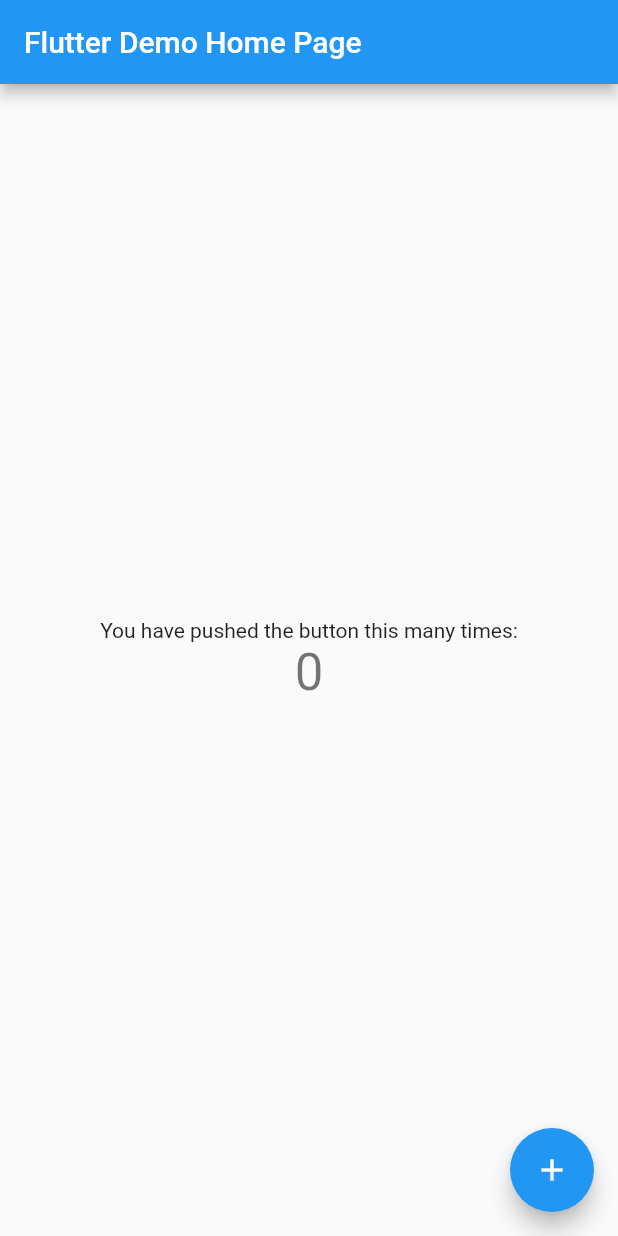
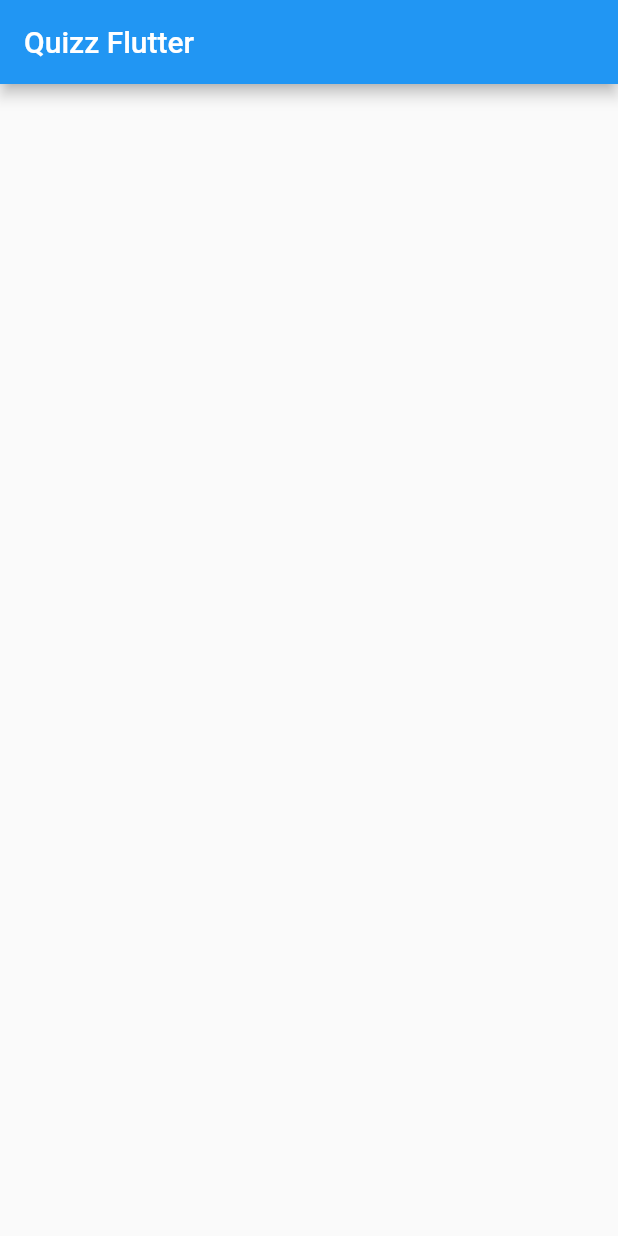
Before and after one commit to Lebeil/QuizzFlut, a Flutter app: the screen it shows after launch, on a phone screen of 412 x 824 dp. Run offline on Flutter 3.47's test engine with Material 2 defaults, Android fonts, the phone set to English and light mode, and no system bars.

Commit message:
initial project + format & add images

```diff
--- a/lib/main.dart
+++ b/lib/main.dart
@@ -1,115 +1,6 @@
 import 'package:flutter/material.dart';
+import 'package:quizzflut/widgets/my_app.dart';
 
 void main() {
   runApp(const MyApp());
 }
-
-class MyApp extends StatelessWidget {
-  const MyApp({Key? key}) : super(key: key);
-
-  // This widget is the root of your application.
-  @override
-  Widget build(BuildContext context) {
-    return MaterialApp(
-      title: 'Flutter Demo',
-      theme: ThemeData(
-        // This is the theme of your application.
-        //
-        // Try running your application with "flutter run". You'll see the
-        // application has a blue toolbar. Then, without quitting the app, try
-        // changing the primarySwatch below to Colors.green and then invoke
-        // "hot reload" (press "r" in the console where you ran "flutter run",
-        // or simply save your changes to "hot reload" in a Flutter IDE).
-        // Notice that the counter didn't reset back to zero; the application
-        // is not restarted.
-        primarySwatch: Colors.blue,
-      ),
-      home: const MyHomePage(title: 'Flutter Demo Home Page'),
-    );
-  }
-}
-
-class MyHomePage extends StatefulWidget {
-  const MyHomePage({Key? key, required this.title}) : super(key: key);
-
-  // This widget is the home page of your application. It is stateful, meaning
-  // that it has a State object (defined below) that contains fields that affect
-  // how it looks.
-
-  // This class is the configuration for the state. It holds the values (in this
-  // case the title) provided by the parent (in this case the App widget) and
-  // used by the build method of the State. Fields in a Widget subclass are
-  // always marked "final".
-
-  final String title;
-
-  @override
-  State<MyHomePage> createState() => _MyHomePageState();
-}
-
-class _MyHomePageState extends State<MyHomePage> {
-  int _counter = 0;
-
-  void _incrementCounter() {
-    setState(() {
-      // This call to setState tells the Flutter framework that something has
-      // changed in this State, which causes it to rerun the build method below
-      // so that the display can reflect the updated values. If we changed
-      // _counter without calling setState(), then the build method would not be
-      // called again, and so nothing would appear to happen.
-      _counter++;
-    });
-  }
-
-  @override
-  Widget build(BuildContext context) {
-    // This method is rerun every time setState is called, for instance as done
-    // by the _incrementCounter method above.
-    //
-    // The Flutter framework has been optimized to make rerunning build methods
-    // fast, so that you can just rebuild anything that needs updating rather
-    // than having to individually change instances of widgets.
-    return Scaffold(
-      appBar: AppBar(
-        // Here we take the value from the MyHomePage object that was created by
-        // the App.build method, and use it to set our appbar title.
-        title: Text(widget.title),
-      ),
-      body: Center(
-        // Center is a layout widget. It takes a single child and positions it
-        // in the middle of the parent.
-        child: Column(
-          // Column is also a layout widget. It takes a list of children and
-          // arranges them vertically. By default, it sizes itself to fit its
-          // children horizontally, and tries to be as tall as its parent.
-          //
-          // Invoke "debug painting" (press "p" in the console, choose the
-          // "Toggle Debug Paint" action from the Flutter Inspector in Android
-          // Studio, or the "Toggle Debug Paint" command in Visual Studio Code)
-          // to see the wireframe for each widget.
-          //
-          // Column has various properties to control how it sizes itself and
-          // how it positions its children. Here we use mainAxisAlignment to
-          // center the children vertically; the main axis here is the vertical
-          // axis because Columns are vertical (the cross axis would be
-          // horizontal).
-          mainAxisAlignment: MainAxisAlignment.center,
-          children: <Widget>[
-            const Text(
-              'You have pushed the button this many times:',
-            ),
-            Text(
-              '$_counter',
-              style: Theme.of(context).textTheme.headline4,
-            ),
-          ],
-        ),
-      ),
-      floatingActionButton: FloatingActionButton(
-        onPressed: _incrementCounter,
-        tooltip: 'Increment',
-        child: const Icon(Icons.add),
-      ), // This trailing comma makes auto-formatting nicer for build methods.
-    );
-  }
-}
--- /dev/null
+++ b/lib/widgets/home.dart
@@ -0,0 +1,30 @@
+import 'package:flutter/material.dart';
+
+class MyHomePage extends StatefulWidget {
+  const MyHomePage({Key? key, required this.title}) : super(key: key);
+
+  final String title;
+
+  @override
+  State<MyHomePage> createState() => _MyHomePageState();
+}
+
+class _MyHomePageState extends State<MyHomePage> {
+
+  @override
+  Widget build(BuildContext context) {
+    return Scaffold(
+      appBar: AppBar(
+        title: Text(widget.title),
+      ),
+      body: Center(
+        child: Column(
+          mainAxisAlignment: MainAxisAlignment.center,
+          children: <Widget>[
+
+          ],
+        ),
+      ),
+    );
+  }
+}
--- /dev/null
+++ b/lib/widgets/my_app.dart
@@ -0,0 +1,19 @@
+import 'package:flutter/material.dart';
+import 'package:quizzflut/widgets/home.dart';
+
+class MyApp extends StatelessWidget {
+  const MyApp({Key? key}) : super(key: key);
+
+
+  @override
+  Widget build(BuildContext context) {
+    return MaterialApp(
+      title: 'QuizzFlut',
+      theme: ThemeData(
+
+        primarySwatch: Colors.blue,
+      ),
+      home: const MyHomePage(title: 'Quizz Flutter'),
+    );
+  }
+}
```
Also changed, not shown: pubspec.yaml (+13 -1 lines), quizz assets/belgique.JPG (added), quizz assets/buche.jpg (added), quizz assets/commodore.jpg (added), quizz assets/cover.jpg (added), quizz assets/eagle.jpg (added), quizz assets/faux.jpg (added), quizz assets/lune.jpg (added), quizz assets/nyctalope.jpg (added), quizz assets/pharaon.jpg (added), quizz assets/pirate.png (added), quizz assets/russie.jpg (added), quizz assets/tintin.jpg (added), quizz assets/vrai.jpg (added), 1 other file.
